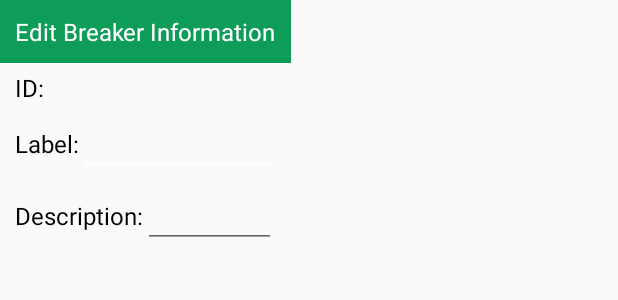
After one commit to plyons72/Humble-Home, an Android app: the layout dialog_view.xml on its own in the app's theme, with its tools: preview values and no code run, on a phone screen of 412 x 824 dp. The commit adds this screen. Shown: the top 300 px of the screen. Run offline under Robolectric (Android 15) with nearby library versions, the phone set to English and light mode, and no system bars.

Commit message:
comment out schedule page, add dialog to change breaker info (does not reflect in view text?)

```diff
--- a/android-app/HumbleHome/app/src/main/java/pitt/ece1896/humblehome/BoardControl.java
+++ b/android-app/HumbleHome/app/src/main/java/pitt/ece1896/humblehome/BoardControl.java
@@ -15,7 +15,7 @@ public class BoardControl extends Fragment {
     private static final String TAG = "BoardControl";
 
     // Number of pages to show
-    private static final int NUM_PAGES = 2;
+    private static final int NUM_PAGES = /*2*/1;
 
     // The pager widget (handles animation and allows swiping horizontally)
     private ViewPager pager;
@@ -56,8 +56,8 @@ public class BoardControl extends Fragment {
 
         @Override
         public Fragment getItem(int index) {
-            if (index == 0) return new ManualControl();
-            else return new ScheduleControl();
+            /*if (index == 0)*/ return new ManualControl();
+            //else return new ScheduleControl();
         }
 
         @Override
--- a/android-app/HumbleHome/app/src/main/java/pitt/ece1896/humblehome/EventView.java
+++ b/android-app/HumbleHome/app/src/main/java/pitt/ece1896/humblehome/EventView.java
@@ -14,6 +14,8 @@ import java.util.Date;
 import pitt.ece1896.humblehome.BreakerView.BreakerState;
 
 public class EventView extends TableLayout {
+
+    private static final String TAG = "EventView";
 
     private LinearLayout layout;
 
--- a/android-app/HumbleHome/app/src/main/res/layout/breaker_view.xml
+++ b/android-app/HumbleHome/app/src/main/res/layout/breaker_view.xml
@@ -3,7 +3,8 @@
     android:layout_width="match_parent"
     android:layout_height="match_parent"
     android:padding="15dp"
-    android:stretchColumns="1">
+    android:stretchColumns="1"
+    android:background="?attr/selectableItemBackground">
 
     <TableRow
         android:layout_width="match_parent"
--- /dev/null
+++ b/android-app/HumbleHome/app/src/main/res/layout/dialog_view.xml
@@ -0,0 +1,73 @@
+<LinearLayout xmlns:android="http://schemas.android.com/apk/res/android"
+    android:orientation="vertical"
+    android:layout_width="wrap_content"
+    android:layout_height="wrap_content">
+
+    <TextView
+        android:layout_width="match_parent"
+        android:layout_height="wrap_content"
+        android:text="@string/dialog_title"
+        android:layout_gravity="center"
+        android:background="@color/colorPrimary"
+        android:textColor="@color/white"
+        android:padding="10dp"
+        android:textSize="16sp"/>
+
+    <TextView
+        android:id="@+id/breakerId"
+        android:layout_width="match_parent"
+        android:layout_height="wrap_content"
+        android:paddingTop="5dp"
+        android:paddingLeft="10dp"
+        android:paddingRight="10dp"
+        android:textSize="16sp"
+        android:textColor="@color/black"
+        android:text="ID: "/>
+
+    <LinearLayout
+        android:orientation="horizontal"
+        android:layout_width="match_parent"
+        android:layout_height="wrap_content"
+        android:paddingTop="5dp"
+        android:paddingLeft="10dp"
+        android:paddingRight="10dp">
+
+        <TextView
+            android:layout_width="wrap_content"
+            android:layout_height="wrap_content"
+            android:text="@string/dialog_label"
+            android:textSize="16sp"
+            android:textColor="@color/black"/>
+
+        <EditText
+            android:id="@+id/label"
+            android:layout_width="match_parent"
+            android:layout_height="wrap_content"
+            android:textSize="16sp" />
+
+    </LinearLayout>
+
+    <LinearLayout
+        android:orientation="horizontal"
+        android:layout_width="match_parent"
+        android:layout_height="wrap_content"
+        android:paddingTop="5dp"
+        android:paddingLeft="10dp"
+        android:paddingRight="10dp">
+
+        <TextView
+            android:layout_width="wrap_content"
+            android:layout_height="wrap_content"
+            android:text="@string/dialog_description"
+            android:textSize="16sp"
+            android:textColor="@color/black"/>
+
+        <EditText
+            android:id="@+id/description"
+            android:layout_width="match_parent"
+            android:layout_height="wrap_content"
+            android:textSize="16sp"/>
+
+    </LinearLayout>
+
+</LinearLayout>
--- a/android-app/HumbleHome/app/src/main/res/values/colors.xml
+++ b/android-app/HumbleHome/app/src/main/res/values/colors.xml
@@ -7,4 +7,5 @@
     <color name="white">#FFFFFF</color>
     <color name="white_trans">#99FFFFFF</color>
     <color name="grey">#7D7D7D</color>
+    <color name="black">#000000</color>
 </resources>
--- a/android-app/HumbleHome/app/src/main/res/values/strings.xml
+++ b/android-app/HumbleHome/app/src/main/res/values/strings.xml
@@ -7,4 +7,10 @@
 
     <string name="switch_on">ON</string>
     <string name="switch_off">OFF</string>
+
+    <string name="dialog_title">Edit Breaker Information</string>
+    <string name="dialog_label">Label:</string>
+    <string name="dialog_description">Description:</string>
+    <string name="dialog_ok">OK</string>
+    <string name="dialog_cancel">Cancel</string>
 </resources>
```
Also changed, not shown: android-app/HumbleHome/app/src/main/java/pitt/ece1896/humblehome/BreakerInfoDialog.java (added, +61 -0 lines), android-app/HumbleHome/app/src/main/java/pitt/ece1896/humblehome/BreakerView.java (+3 -4 lines), android-app/HumbleHome/app/src/main/java/pitt/ece1896/humblehome/ManualControl.java (+28 -0 lines), android-app/HumbleHome/app/src/main/res/layout/data_layout.xml (line endings or trailing spaces).
